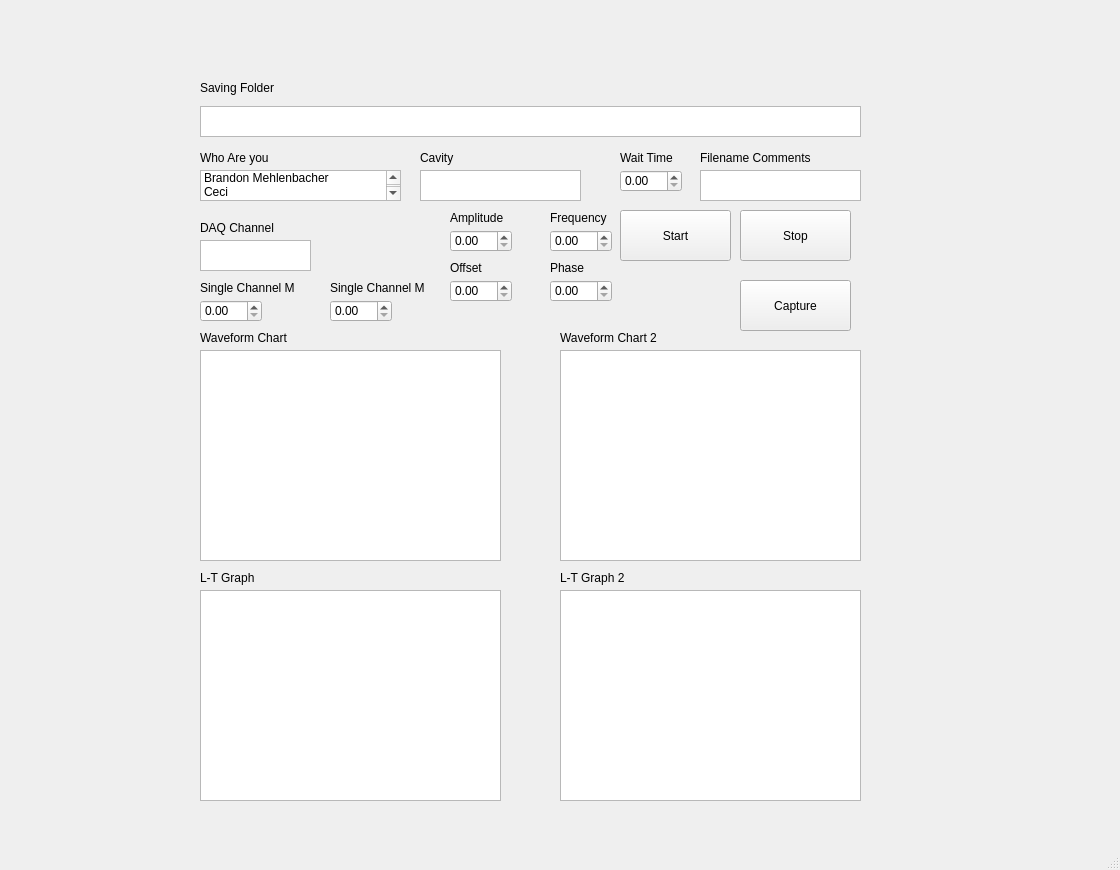
Before: the Qt Designer form CLS_Scan/CLS_Scan.ui in BrandonMehlenbacher/Hardware, drawn with Qt 5.
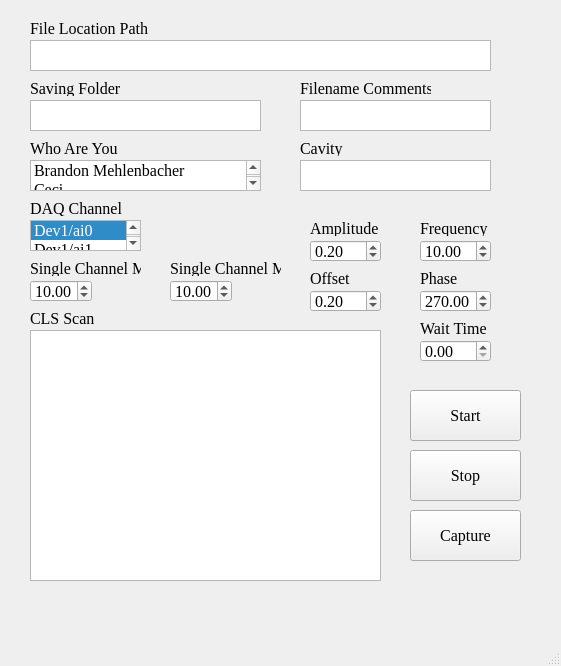
After: the same form once the commit is applied.

```diff
--- a/CLS_Scan/CLS_Scan.ui
+++ b/CLS_Scan/CLS_Scan.ui
@@ -6,8 +6,8 @@
    <rect>
     <x>0</x>
     <y>0</y>
-    <width>1120</width>
-    <height>870</height>
+    <width>561</width>
+    <height>666</height>
    </rect>
   </property>
   <property name="windowTitle">
@@ -17,144 +17,138 @@
    <widget class="QGraphicsView" name="waveform_chart">
     <property name="geometry">
      <rect>
-      <x>560</x>
-      <y>350</y>
-      <width>301</width>
-      <height>211</height>
+      <x>30</x>
+      <y>330</y>
+      <width>351</width>
+      <height>251</height>
      </rect>
     </property>
-   </widget>
-   <widget class="QGraphicsView" name="l_t_graph_2">
-    <property name="geometry">
-     <rect>
-      <x>560</x>
-      <y>590</y>
-      <width>301</width>
-      <height>211</height>
-     </rect>
+    <property name="font">
+     <font>
+      <family>Times New Roman</family>
+      <pointsize>12</pointsize>
+     </font>
     </property>
    </widget>
-   <widget class="QGraphicsView" name="waveform_chart_2">
+   <widget class="QLabel" name="labelCLSPlot">
     <property name="geometry">
      <rect>
-      <x>200</x>
-      <y>350</y>
-      <width>301</width>
-      <height>211</height>
-     </rect>
-    </property>
-   </widget>
-   <widget class="QGraphicsView" name="l_t_graph">
-    <property name="geometry">
-     <rect>
-      <x>200</x>
-      <y>590</y>
-      <width>301</width>
-      <height>211</height>
-     </rect>
-    </property>
-   </widget>
-   <widget class="QLabel" name="label_waveform_chart">
-    <property name="geometry">
-     <rect>
-      <x>560</x>
-      <y>330</y>
+      <x>30</x>
+      <y>310</y>
       <width>191</width>
       <height>16</height>
      </rect>
     </property>
-    <property name="text">
-     <string>Waveform Chart 2</string>
+    <property name="font">
+     <font>
+      <family>Times New Roman</family>
+      <pointsize>12</pointsize>
+     </font>
     </property>
-   </widget>
-   <widget class="QLabel" name="label_l_t_graph_2">
-    <property name="geometry">
-     <rect>
-      <x>560</x>
-      <y>570</y>
-      <width>111</width>
-      <height>16</height>
-     </rect>
-    </property>
     <property name="text">
-     <string>L-T Graph 2</string>
-    </property>
-   </widget>
-   <widget class="QLabel" name="label_l_t_graph">
-    <property name="geometry">
-     <rect>
-      <x>200</x>
-      <y>570</y>
-      <width>111</width>
-      <height>16</height>
-     </rect>
-    </property>
-    <property name="text">
-     <string>L-T Graph</string>
-    </property>
-   </widget>
-   <widget class="QLabel" name="label_waveform_chart_2">
-    <property name="geometry">
-     <rect>
-      <x>200</x>
-      <y>330</y>
-      <width>191</width>
-      <height>16</height>
-     </rect>
-    </property>
-    <property name="text">
-     <string>Waveform Chart</string>
+     <string>CLS Scan</string>
     </property>
    </widget>
    <widget class="QDoubleSpinBox" name="offset">
     <property name="geometry">
      <rect>
-      <x>450</x>
-      <y>280</y>
-      <width>62</width>
+      <x>310</x>
+      <y>290</y>
+      <width>71</width>
       <height>22</height>
      </rect>
     </property>
+    <property name="font">
+     <font>
+      <family>Times New Roman</family>
+      <pointsize>12</pointsize>
+     </font>
+    </property>
+    <property name="singleStep">
+     <double>0.010000000000000</double>
+    </property>
+    <property name="value">
+     <double>0.200000000000000</double>
+    </property>
    </widget>
    <widget class="QDoubleSpinBox" name="phase">
     <property name="geometry">
      <rect>
-      <x>550</x>
-      <y>280</y>
-      <width>62</width>
+      <x>420</x>
+      <y>290</y>
+      <width>71</width>
       <height>22</height>
      </rect>
     </property>
+    <property name="font">
+     <font>
+      <family>Times New Roman</family>
+      <pointsize>12</pointsize>
+     </font>
+    </property>
+    <property name="maximum">
+     <double>360.000000000000000</double>
+    </property>
+    <property name="value">
+     <double>270.000000000000000</double>
+    </property>
    </widget>
    <widget class="QDoubleSpinBox" name="amplitude">
     <property name="geometry">
      <rect>
-      <x>450</x>
-      <y>230</y>
-      <width>62</width>
+      <x>310</x>
+      <y>240</y>
+      <width>71</width>
       <height>22</height>
      </rect>
     </property>
+    <property name="font">
+     <font>
+      <family>Times New Roman</family>
+      <pointsize>12</pointsize>
+     </font>
+    </property>
+    <property name="singleStep">
+     <double>0.010000000000000</double>
+    </property>
+    <property name="value">
+     <double>0.200000000000000</double>
+    </property>
    </widget>
    <widget class="QDoubleSpinBox" name="frequency">
     <property name="geometry">
      <rect>
-      <x>550</x>
-      <y>230</y>
-      <width>62</width>
+      <x>420</x>
+      <y>240</y>
+      <width>71</width>
       <height>22</height>
      </rect>
     </property>
+    <property name="font">
+     <font>
+      <family>Times New Roman</family>
+      <pointsize>12</pointsize>
+     </font>
+    </property>
+    <property name="value">
+     <double>10.000000000000000</double>
+    </property>
    </widget>
    <widget class="QLabel" name="label_amplitude">
     <property name="geometry">
      <rect>
-      <x>450</x>
-      <y>210</y>
+      <x>310</x>
+      <y>220</y>
       <width>71</width>
       <height>16</height>
      </rect>
     </property>
+    <property name="font">
+     <font>
+      <family>Times New Roman</family>
+      <pointsize>12</pointsize>
+     </font>
+    </property>
     <property name="text">
      <string>Amplitude</string>
     </property>
@@ -162,12 +156,18 @@
    <widget class="QLabel" name="label_frequency">
     <property name="geometry">
      <rect>
-      <x>550</x>
-      <y>210</y>
+      <x>420</x>
+      <y>220</y>
       <width>71</width>
       <height>16</height>
      </rect>
     </property>
+    <property name="font">
+     <font>
+      <family>Times New Roman</family>
+      <pointsize>12</pointsize>
+     </font>
+    </property>
     <property name="text">
      <string>Frequency</string>
     </property>
@@ -175,12 +175,18 @@
    <widget class="QLabel" name="label_offset">
     <property name="geometry">
      <rect>
-      <x>450</x>
-      <y>260</y>
+      <x>310</x>
+      <y>270</y>
       <width>71</width>
       <height>16</height>
      </rect>
     </property>
+    <property name="font">
+     <font>
+      <family>Times New Roman</family>
+      <pointsize>12</pointsize>
+     </font>
+    </property>
     <property name="text">
      <string>Offset</string>
     </property>
@@ -188,12 +194,18 @@
    <widget class="QLabel" name="label_phase">
     <property name="geometry">
      <rect>
-      <x>550</x>
-      <y>260</y>
+      <x>420</x>
+      <y>270</y>
       <width>71</width>
       <height>16</height>
      </rect>
     </property>
+    <property name="font">
+     <font>
+      <family>Times New Roman</family>
+      <pointsize>12</pointsize>
+     </font>
+    </property>
     <property name="text">
      <string>Phase</string>
     </property>
@@ -201,22 +213,34 @@
    <widget class="QDoubleSpinBox" name="doubleSpinBox">
     <property name="geometry">
      <rect>
-      <x>620</x>
-      <y>170</y>
-      <width>62</width>
+      <x>420</x>
+      <y>340</y>
+      <width>71</width>
       <height>22</height>
      </rect>
     </property>
+    <property name="font">
+     <font>
+      <family>Times New Roman</family>
+      <pointsize>12</pointsize>
+     </font>
+    </property>
    </widget>
    <widget class="QLabel" name="label_wait_time">
     <property name="geometry">
      <rect>
-      <x>620</x>
-      <y>150</y>
+      <x>420</x>
+      <y>320</y>
       <width>71</width>
       <height>16</height>
      </rect>
     </property>
+    <property name="font">
+     <font>
+      <family>Times New Roman</family>
+      <pointsize>12</pointsize>
+     </font>
+    </property>
     <property name="text">
      <string>Wait Time</string>
     </property>
@@ -224,12 +248,18 @@
    <widget class="QPushButton" name="pushButton">
     <property name="geometry">
      <rect>
-      <x>740</x>
-      <y>210</y>
+      <x>410</x>
+      <y>450</y>
       <width>111</width>
       <height>51</height>
      </rect>
     </property>
+    <property name="font">
+     <font>
+      <family>Times New Roman</family>
+      <pointsize>12</pointsize>
+     </font>
+    </property>
     <property name="text">
      <string>Stop</string>
     </property>
@@ -237,12 +267,18 @@
    <widget class="QPushButton" name="capture">
     <property name="geometry">
      <rect>
-      <x>740</x>
-      <y>280</y>
+      <x>410</x>
+      <y>510</y>
       <width>111</width>
       <height>51</height>
      </rect>
     </property>
+    <property name="font">
+     <font>
+      <family>Times New Roman</family>
+      <pointsize>12</pointsize>
+     </font>
+    </property>
     <property name="text">
      <string>Capture</string>
     </property>
@@ -250,12 +286,18 @@
    <widget class="QListWidget" name="listWidget">
     <property name="geometry">
      <rect>
-      <x>200</x>
-      <y>170</y>
-      <width>201</width>
+      <x>30</x>
+      <y>160</y>
+      <width>231</width>
       <height>31</height>
      </rect>
     </property>
+    <property name="font">
+     <font>
+      <family>Times New Roman</family>
+      <pointsize>12</pointsize>
+     </font>
+    </property>
     <item>
      <property name="text">
       <string>Brandon Mehlenbacher</string>
@@ -280,25 +322,37 @@
    <widget class="QLabel" name="label">
     <property name="geometry">
      <rect>
-      <x>200</x>
-      <y>150</y>
+      <x>30</x>
+      <y>140</y>
       <width>101</width>
       <height>16</height>
      </rect>
     </property>
+    <property name="font">
+     <font>
+      <family>Times New Roman</family>
+      <pointsize>12</pointsize>
+     </font>
+    </property>
     <property name="text">
-     <string>Who Are you</string>
+     <string>Who Are You</string>
     </property>
    </widget>
    <widget class="QLabel" name="label_2">
     <property name="geometry">
      <rect>
-      <x>420</x>
-      <y>150</y>
+      <x>300</x>
+      <y>140</y>
       <width>55</width>
       <height>16</height>
      </rect>
     </property>
+    <property name="font">
+     <font>
+      <family>Times New Roman</family>
+      <pointsize>12</pointsize>
+     </font>
+    </property>
     <property name="text">
      <string>Cavity</string>
     </property>
@@ -306,22 +360,77 @@
    <widget class="QListWidget" name="daq_channel">
     <property name="geometry">
      <rect>
-      <x>200</x>
-      <y>240</y>
+      <x>30</x>
+      <y>220</y>
       <width>111</width>
       <height>31</height>
      </rect>
     </property>
+    <property name="font">
+     <font>
+      <family>Times New Roman</family>
+      <pointsize>12</pointsize>
+     </font>
+    </property>
+    <property name="currentRow">
+     <number>0</number>
+    </property>
+    <item>
+     <property name="text">
+      <string>Dev1/ai0</string>
+     </property>
+    </item>
+    <item>
+     <property name="text">
+      <string>Dev1/ai1</string>
+     </property>
+    </item>
+    <item>
+     <property name="text">
+      <string>Dev1/ai2</string>
+     </property>
+    </item>
+    <item>
+     <property name="text">
+      <string>Dev1/ai3</string>
+     </property>
+    </item>
+    <item>
+     <property name="text">
+      <string>Dev1/ai4</string>
+     </property>
+    </item>
+    <item>
+     <property name="text">
+      <string>Dev1/ai5</string>
+     </property>
+    </item>
+    <item>
+     <property name="text">
+      <string>Dev1/ai6</string>
+     </property>
+    </item>
+    <item>
+     <property name="text">
+      <string>Dev1/ai7</string>
+     </property>
+    </item>
    </widget>
    <widget class="QLabel" name="label_3">
     <property name="geometry">
      <rect>
-      <x>200</x>
-      <y>220</y>
+      <x>30</x>
+      <y>200</y>
       <width>111</width>
       <height>16</height>
      </rect>
     </property>
+    <property name="font">
+     <font>
+      <family>Times New Roman</family>
+      <pointsize>12</pointsize>
+     </font>
+    </property>
     <property name="text">
      <string>DAQ Channel</string>
     </property>
@@ -329,32 +438,56 @@
    <widget class="QDoubleSpinBox" name="single_channel_m">
     <property name="geometry">
      <rect>
-      <x>200</x>
-      <y>300</y>
+      <x>30</x>
+      <y>280</y>
       <width>62</width>
       <height>22</height>
      </rect>
     </property>
+    <property name="font">
+     <font>
+      <family>Times New Roman</family>
+      <pointsize>12</pointsize>
+     </font>
+    </property>
+    <property name="value">
+     <double>10.000000000000000</double>
+    </property>
    </widget>
    <widget class="QDoubleSpinBox" name="single_channel_m_2">
     <property name="geometry">
      <rect>
-      <x>330</x>
-      <y>300</y>
+      <x>170</x>
+      <y>280</y>
       <width>62</width>
       <height>22</height>
      </rect>
     </property>
+    <property name="font">
+     <font>
+      <family>Times New Roman</family>
+      <pointsize>12</pointsize>
+     </font>
+    </property>
+    <property name="value">
+     <double>10.000000000000000</double>
+    </property>
    </widget>
    <widget class="QLabel" name="label_single_channel_m">
     <property name="geometry">
      <rect>
-      <x>200</x>
-      <y>280</y>
+      <x>30</x>
+      <y>260</y>
       <width>111</width>
       <height>16</height>
      </rect>
     </property>
+    <property name="font">
+     <font>
+      <family>Times New Roman</family>
+      <pointsize>12</pointsize>
+     </font>
+    </property>
     <property name="text">
      <string>Single Channel M</string>
     </property>
@@ -362,12 +495,18 @@
    <widget class="QLabel" name="label_single_channel_m_2">
     <property name="geometry">
      <rect>
-      <x>330</x>
-      <y>280</y>
+      <x>170</x>
+      <y>260</y>
       <width>111</width>
       <height>16</height>
      </rect>
     </property>
+    <property name="font">
+     <font>
+      <family>Times New Roman</family>
+      <pointsize>12</pointsize>
+     </font>
+    </property>
     <property name="text">
      <string>Single Channel M</string>
     </property>
@@ -375,32 +514,50 @@
    <widget class="QTextEdit" name="cavity">
     <property name="geometry">
      <rect>
-      <x>420</x>
-      <y>170</y>
-      <width>161</width>
+      <x>300</x>
+      <y>160</y>
+      <width>191</width>
       <height>31</height>
      </rect>
     </property>
+    <property name="font">
+     <font>
+      <family>Times New Roman</family>
+      <pointsize>12</pointsize>
+     </font>
+    </property>
    </widget>
    <widget class="QPlainTextEdit" name="saving_folder">
     <property name="geometry">
      <rect>
-      <x>200</x>
-      <y>106</y>
-      <width>661</width>
+      <x>30</x>
+      <y>100</y>
+      <width>231</width>
       <height>31</height>
      </rect>
     </property>
+    <property name="font">
+     <font>
+      <family>Times New Roman</family>
+      <pointsize>12</pointsize>
+     </font>
+    </property>
    </widget>
    <widget class="QLabel" name="label_saving_folder">
     <property name="geometry">
      <rect>
-      <x>200</x>
+      <x>30</x>
       <y>80</y>
       <width>181</width>
       <height>16</height>
      </rect>
     </property>
+    <property name="font">
+     <font>
+      <family>Times New Roman</family>
+      <pointsize>12</pointsize>
+     </font>
+    </property>
     <property name="text">
      <string>Saving Folder</string>
     </property>
@@ -408,22 +565,34 @@
    <widget class="QPlainTextEdit" name="filename_comments">
     <property name="geometry">
      <rect>
-      <x>700</x>
-      <y>170</y>
-      <width>161</width>
+      <x>300</x>
+      <y>100</y>
+      <width>191</width>
       <height>31</height>
      </rect>
     </property>
+    <property name="font">
+     <font>
+      <family>Times New Roman</family>
+      <pointsize>12</pointsize>
+     </font>
+    </property>
    </widget>
    <widget class="QLabel" name="label_filename_comments">
     <property name="geometry">
      <rect>
-      <x>700</x>
-      <y>150</y>
+      <x>300</x>
+      <y>80</y>
       <width>131</width>
       <height>16</height>
      </rect>
     </property>
+    <property name="font">
+     <font>
+      <family>Times New Roman</family>
+      <pointsize>12</pointsize>
+     </font>
+    </property>
     <property name="text">
      <string>Filename Comments</string>
     </property>
@@ -431,16 +600,57 @@
    <widget class="QPushButton" name="start">
     <property name="geometry">
      <rect>
-      <x>620</x>
-      <y>210</y>
+      <x>410</x>
+      <y>390</y>
       <width>111</width>
       <height>51</height>
      </rect>
     </property>
+    <property name="font">
+     <font>
+      <family>Times New Roman</family>
+      <pointsize>12</pointsize>
+     </font>
+    </property>
     <property name="text">
      <string>Start</string>
     </property>
    </widget>
+   <widget class="QPlainTextEdit" name="folderName_2">
+    <property name="geometry">
+     <rect>
+      <x>30</x>
+      <y>40</y>
+      <width>461</width>
+      <height>31</height>
+     </rect>
+    </property>
+    <property name="font">
+     <font>
+      <family>Times New Roman</family>
+      <pointsize>12</pointsize>
+     </font>
+    </property>
+   </widget>
+   <widget class="QLabel" name="fileLocationPath">
+    <property name="geometry">
+     <rect>
+      <x>30</x>
+      <y>20</y>
+      <width>181</width>
+      <height>16</height>
+     </rect>
+    </property>
+    <property name="font">
+     <font>
+      <family>Times New Roman</family>
+      <pointsize>12</pointsize>
+     </font>
+    </property>
+    <property name="text">
+     <string>File Location Path</string>
+    </property>
+   </widget>
   </widget>
   <widget class="QMenuBar" name="menubar">
    <property name="geometry">
```
Left out of the diff: 46 changed lines with no effect on the pictures.
